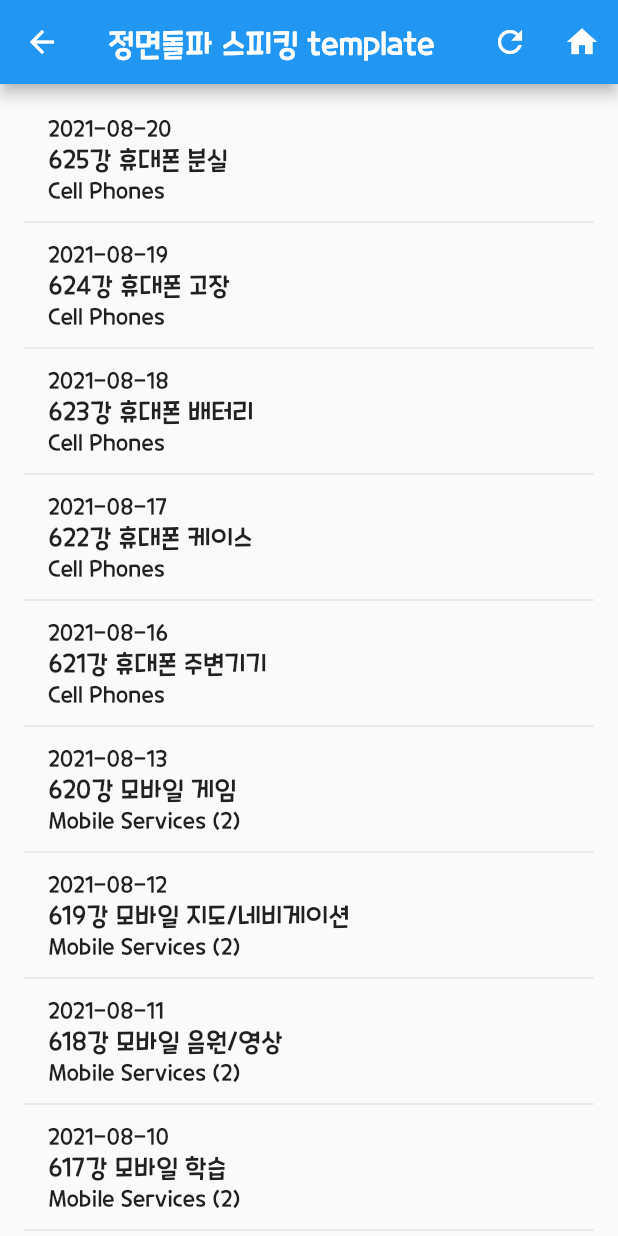
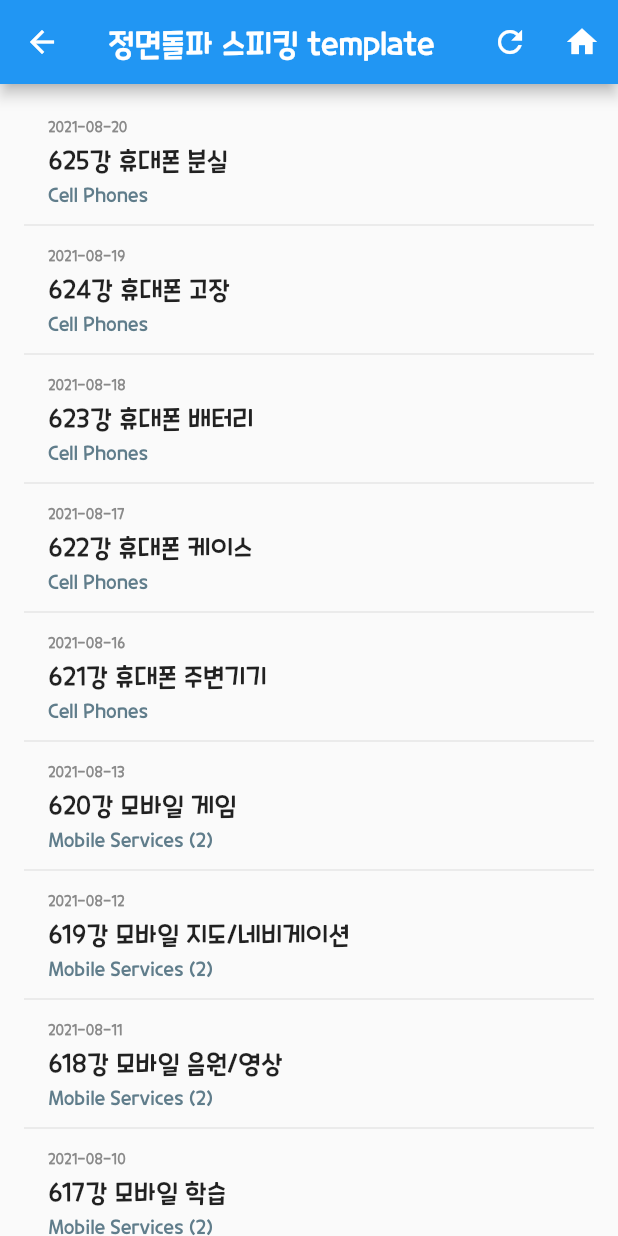
Before and after one commit to mechurak/ellas-notes-flutter, a Flutter app: the screen it shows after launch, after a tap on "정면돌파 스피킹 template", on a phone screen of 412 x 824 dp. Run offline on Flutter 3.47's test engine with Material 2 defaults, Android fonts, the phone set to English and light mode, and no system bars; our stand-ins replace chewie, cloud_firestore, dio, file_picker, firebase_auth, firebase_core and 8 more; missing offline and left inert: googleapis; accounts and stored records are empty; network calls fail.

Commit message:
Polish UI

```diff
--- a/lib/pages/chapter_page.dart
+++ b/lib/pages/chapter_page.dart
@@ -1,12 +1,13 @@
 import 'dart:async';
 
-import 'package:ellas_notes_flutter/googlesheet/sheet_helper.dart';
 import 'package:flutter/material.dart';
 import 'package:flutter_easyloading/flutter_easyloading.dart';
 
+import '../googlesheet/sheet_helper.dart';
 import '../models/chapter.dart';
 import '../models/subject.dart';
 import '../repositories/chapter_repository.dart';
+import '../themes/custom_text_style.dart';
 import '../utils/date_util.dart';
 import 'lecture_page.dart';
 
@@ -140,18 +141,24 @@ class _ChapterPageState extends State<ChapterPage> {
             Row(
               mainAxisSize: MainAxisSize.max,
               children: [
-                Text(chapter.nameForKey),
+                Text(
+                  chapter.nameForKey,
+                  style: CustomTextStyle.nameForKey(context),
+                ),
                 const SizedBox(width: 16),
                 Flexible(
                   child: Text(
                     lastStudy,
-                    style: isFocused ? const TextStyle(color: Colors.red, fontStyle: FontStyle.italic) : null,
+                    style: isFocused ? CustomTextStyle.lastStudyFocus(context) : CustomTextStyle.lastStudyNormal(context),
                   ),
                 ),
               ],
             ),
-            Text(chapter.title, style: const TextStyle(fontSize: 16)),
-            chapter.category != null ? Text(chapter.category!) : const Text(''),
+            Padding(
+              padding: const EdgeInsets.symmetric(vertical: 4.0),
+              child: Text(chapter.title, style: Theme.of(context).textTheme.titleMedium),
+            ),
+            chapter.category != null ? Text(chapter.category!, style: CustomTextStyle.category(context)) : const Text(''),
           ],
         ),
       ),
--- a/lib/pages/home_page.dart
+++ b/lib/pages/home_page.dart
@@ -102,19 +102,13 @@ class _HomePageState extends State<HomePage> {
         children: [
           OutlinedButton(
             onPressed: _displayAddPopup,
-            child: const Padding(
-              padding: EdgeInsets.all(8.0),
-              child: Text("Add Public Sheet"),
-            ),
+            child: const Text("Add Public Sheet"),
           ),
           OutlinedButton(
             onPressed: () {
               _driveHelper?.signIn();
             },
-            child: const Padding(
-              padding: EdgeInsets.all(8.0),
-              child: Text("Sign in with Google"),
-            ),
+            child: const Text("Sign in with Google"),
           )
         ],
       ),
@@ -137,10 +131,7 @@ class _HomePageState extends State<HomePage> {
                 ),
               ).then(onGoBack);
             },
-            child: const Padding(
-              padding: EdgeInsets.all(8.0),
-              child: Text("Add Private Sheet"),
-            ),
+            child: const Text("Add Private Sheet")
           );
         } else {
           return const Text("No User");
--- a/lib/themes/custom_text_style.dart
+++ b/lib/themes/custom_text_style.dart
@@ -15,7 +15,7 @@ class CustomTextStyle {
   static TextStyle note(BuildContext context) {
     return Theme.of(context).textTheme.bodySmall!.copyWith(
       color: ColorStyles.lightGrey,
-      fontFamilyFallback: ["sans-serif"],  //
+      fontFamilyFallback: ["sans-serif"],
     );
   }
 
@@ -25,4 +25,38 @@ class CustomTextStyle {
       fontFamilyFallback: ["sans-serif"],
     );
   }
+
+  static TextStyle order(BuildContext context) {
+    return Theme.of(context).textTheme.bodySmall!.copyWith(
+          fontSize: 9,
+          color: ColorStyles.lightGrey,
+        );
+  }
+
+  // for Chapter Screen =============
+  static TextStyle nameForKey(BuildContext context) {
+    return Theme.of(context).textTheme.bodySmall!.copyWith(
+          fontSize: 9,
+          color: ColorStyles.lightGrey,
+        );
+  }
+
+  static TextStyle lastStudyNormal(BuildContext context) {
+    return Theme.of(context).textTheme.bodySmall!.copyWith(
+          color: ColorStyles.lightGrey,
+        );
+  }
+
+  static TextStyle lastStudyFocus(BuildContext context) {
+    return Theme.of(context).textTheme.bodySmall!.copyWith(
+          color: Colors.redAccent,
+          fontStyle: FontStyle.italic,
+        );
+  }
+
+  static TextStyle category(BuildContext context) {
+    return Theme.of(context).textTheme.bodySmall!.copyWith(
+          color: ColorStyles.blueGrey,
+        );
+  }
 }
--- a/lib/widgets/word_tile.dart
+++ b/lib/widgets/word_tile.dart
@@ -40,17 +40,17 @@ class _WordTileState extends State<WordTile> {
                 ),
                 if (widget.word.hint != null)
                   Padding(
-                    padding: const EdgeInsets.symmetric(horizontal: 16.0),
+                    padding: const EdgeInsets.fromLTRB(16.0, 8.0, 16.0, 0),
                     child: Text(widget.word.hint!, style: CustomTextStyle.hint(context)),
                   ),
                 if (widget.word.note != null)
                   Padding(
-                    padding: const EdgeInsets.symmetric(horizontal: 16.0),
+                    padding: const EdgeInsets.fromLTRB(16.0, 8.0, 16.0, 0),
                     child: Text(widget.word.note!, style: CustomTextStyle.note(context)),
                   ),
                 if (widget.word.memo != null)
                   Padding(
-                    padding: const EdgeInsets.symmetric(horizontal: 16.0),
+                    padding: const EdgeInsets.fromLTRB(16.0, 8.0, 16.0, 0),
                     child: Text(widget.word.memo!, style: CustomTextStyle.memo(context)),
                   )
               ],
@@ -58,7 +58,7 @@ class _WordTileState extends State<WordTile> {
           ),
           Padding(
             padding: const EdgeInsets.all(4.0),
-            child: Text(widget.word.order.toString(), style: const TextStyle(fontSize: 9)),
+            child: Text(widget.word.order.toString(), style: CustomTextStyle.order(context)),
           ),
         ],
       ),
```
